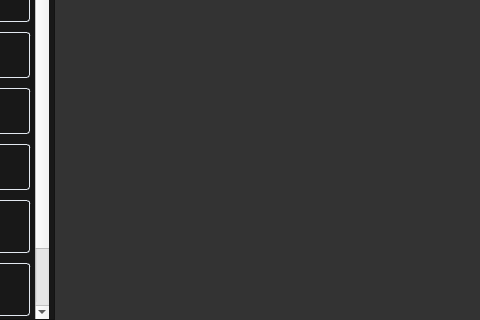
This is src/mainwindow.ui in JuneMinazuki/auto-penyata as Qt 5 draws it before an edit; both pictures show x 195 to 675 and y 280 to 600 of the 900 by 600 pixel window. The edited form follows.
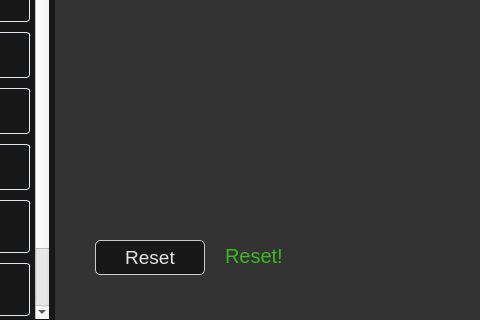
This is the edited form.

Commit message:
Add reset button
Added reset button on setting
Reset every Json file when button is press
Added setting class

Diff of the .ui file:
```diff
--- a/src/mainwindow.ui
+++ b/src/mainwindow.ui
@@ -555,6 +555,75 @@
        <string>Saved!</string>
       </property>
      </widget>
+     <widget class="QPushButton" name="button_reset">
+      <property name="enabled">
+       <bool>true</bool>
+      </property>
+      <property name="geometry">
+       <rect>
+        <x>40</x>
+        <y>520</y>
+        <width>110</width>
+        <height>35</height>
+       </rect>
+      </property>
+      <property name="font">
+       <font>
+        <family>Arial</family>
+        <pointsize>14</pointsize>
+       </font>
+      </property>
+      <property name="cursor">
+       <cursorShape>ArrowCursor</cursorShape>
+      </property>
+      <property name="styleSheet">
+       <string notr="true">QPushButton {
+    background-color: #181818;
+    color: #e6e6e6;
+    border: 1px solid #cccccc; 
+    border-radius: 5px; 
+    padding: 7px 10px;
+}
+
+QPushButton:hover {
+    background-color: #404040;
+}
+
+QPushButton:pressed {
+    background-color: #010101;
+}</string>
+      </property>
+      <property name="text">
+       <string>Reset</string>
+      </property>
+     </widget>
+     <widget class="QLabel" name="label_reset_status">
+      <property name="enabled">
+       <bool>true</bool>
+      </property>
+      <property name="geometry">
+       <rect>
+        <x>170</x>
+        <y>520</y>
+        <width>161</width>
+        <height>31</height>
+       </rect>
+      </property>
+      <property name="font">
+       <font>
+        <family>Arial</family>
+        <pointsize>15</pointsize>
+       </font>
+      </property>
+      <property name="styleSheet">
+       <string notr="true">QLabel{
+	color: #37ba1e
+}</string>
+      </property>
+      <property name="text">
+       <string>Reset!</string>
+      </property>
+     </widget>
     </widget>
     <widget class="QWidget" name="Export">
      <widget class="QLabel" name="label_10">
```
The commit also changes 7 other files.
